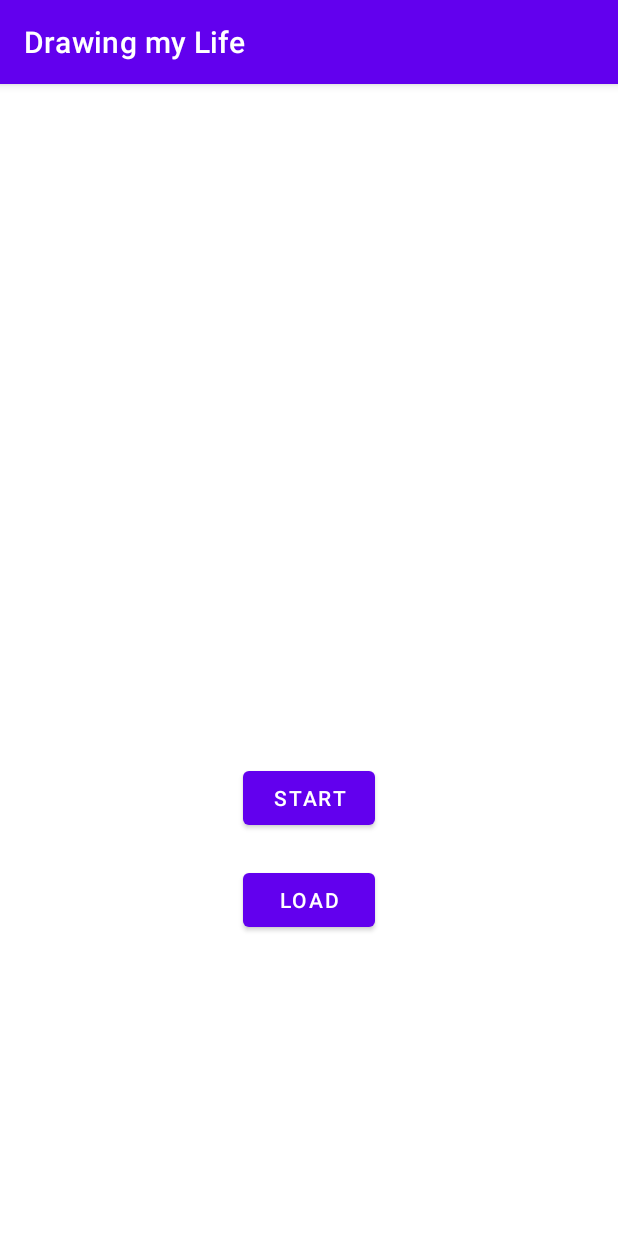
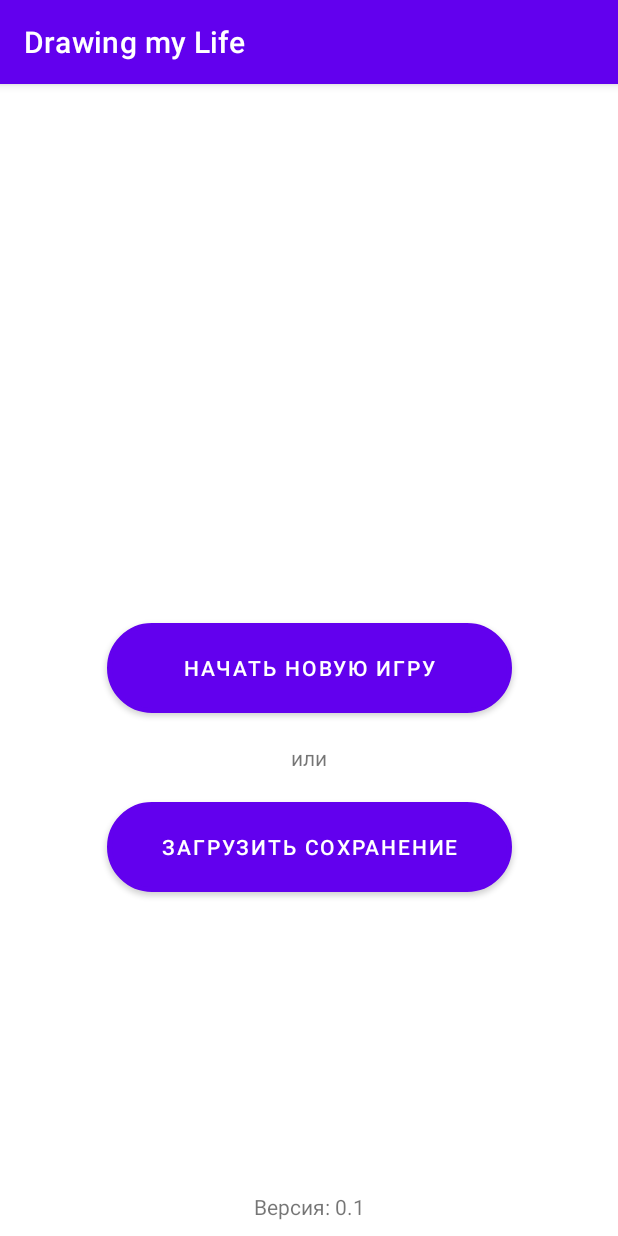
Before and after one commit to etogus/LifeSim, an Android app: the screen it shows after launch (MainActivity), on a phone screen of 412 x 824 dp. Run offline under Robolectric (Android 15) with nearby library versions, the phone set to English and light mode, and no system bars.

Commit message:
Updated main menu buttons

```diff
--- /dev/null
+++ b/app/src/main/res/drawable/button_shape.xml
@@ -0,0 +1,18 @@
+<?xml version="1.0" encoding="utf-8"?>
+<shape xmlns:android="http://schemas.android.com/apk/res/android" android:shape="rectangle" >
+    <corners
+        android:radius="35dp" />
+    <solid
+        android:color="#FF0000" />
+    <padding
+        android:left="0dp"
+        android:top="0dp"
+        android:right="0dp"
+        android:bottom="0dp" />
+    <size
+        android:width="270dp"
+        android:height="60dp" />
+    <stroke
+        android:width="3dp"
+        android:color="#FFFFFF" />
+</shape>
--- a/app/src/main/res/layout/activity_main.xml
+++ b/app/src/main/res/layout/activity_main.xml
@@ -6,14 +6,14 @@
     android:layout_height="match_parent"
     tools:context=".MainActivity">
 
-
     <Button
         android:id="@+id/start_game_button"
         android:layout_width="wrap_content"
         android:layout_height="wrap_content"
         android:layout_marginBottom="20dp"
+        android:background="@drawable/button_shape"
         android:text="@string/start_game_button"
-        app:layout_constraintBottom_toTopOf="@+id/load_game_button"
+        app:layout_constraintBottom_toTopOf="@+id/textView2"
         app:layout_constraintEnd_toEndOf="parent"
         app:layout_constraintStart_toStartOf="parent" />
 
@@ -22,8 +22,41 @@
         android:layout_width="wrap_content"
         android:layout_height="wrap_content"
         android:layout_marginBottom="200dp"
+        android:background="@drawable/button_shape"
         android:text="@string/load_game_button"
+        app:layout_constraintBottom_toTopOf="@+id/version"
+        app:layout_constraintEnd_toEndOf="parent"
+        app:layout_constraintStart_toStartOf="parent" />
+
+    <ImageView
+        android:id="@+id/logo"
+        android:layout_width="wrap_content"
+        android:layout_height="wrap_content"
+        android:contentDescription="@string/app_logo"
+        app:layout_constraintBottom_toTopOf="@+id/start_game_button"
+        app:layout_constraintEnd_toEndOf="parent"
+        app:layout_constraintStart_toStartOf="parent"
+        app:layout_constraintTop_toTopOf="parent"
+        tools:srcCompat="@tools:sample/avatars" />
+
+    <TextView
+        android:id="@+id/version"
+        android:layout_width="wrap_content"
+        android:layout_height="wrap_content"
+        android:layout_marginBottom="10dp"
+        android:text="@string/version"
         app:layout_constraintBottom_toBottomOf="parent"
         app:layout_constraintEnd_toEndOf="parent"
         app:layout_constraintStart_toStartOf="parent" />
+
+    <TextView
+        android:id="@+id/textView2"
+        android:layout_width="wrap_content"
+        android:layout_height="wrap_content"
+        android:layout_marginBottom="20dp"
+        android:text="@string/or"
+        app:layout_constraintBottom_toTopOf="@+id/load_game_button"
+        app:layout_constraintEnd_toEndOf="parent"
+        app:layout_constraintStart_toStartOf="parent" />
+
 </androidx.constraintlayout.widget.ConstraintLayout>
--- a/app/src/main/res/values/strings.xml
+++ b/app/src/main/res/values/strings.xml
@@ -8,7 +8,6 @@
     <string name="start_game">Start Game</string>
     <string name="work_on_mp">Work on MP</string>
     <string name="spend_time_with_friends">Spend time with Friends</string>
-    <string name="do_prairielearn">Do PrairieLearn</string>
     <string name="go_to_a_party">Go to a party</string>
     <string name="new_life_header">Новая жизнь</string>
     <string name="enter_name">Имя:</string>
@@ -26,6 +25,9 @@
     <string name="startNewGame">Начать новую игру</string>
     <string name="walk">Погулять</string>
     <string name="read_book">Прочитать книгу</string>
-    <string name="start_game_button">Start</string>
-    <string name="load_game_button">Load</string>
+    <string name="start_game_button">Начать новую игру</string>
+    <string name="load_game_button">Загрузить сохранение</string>
+    <string name="version">Версия: 0.1</string>
+    <string name="app_logo">Логотип приложения</string>
+    <string name="or">или</string>
 </resources>
```
